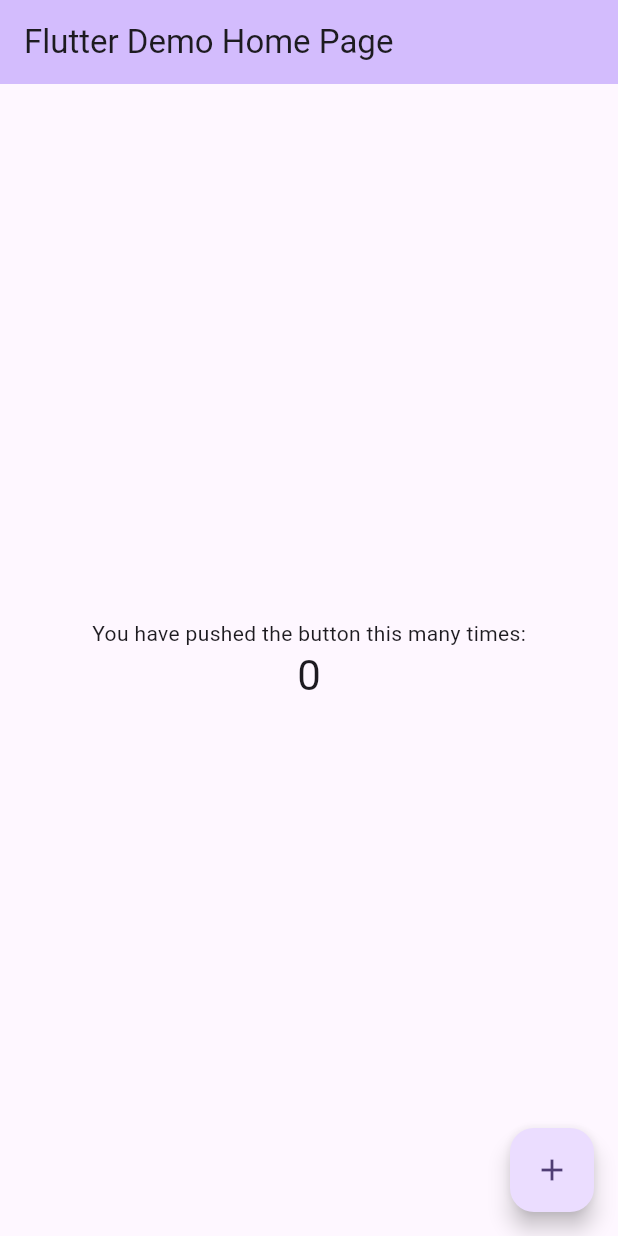
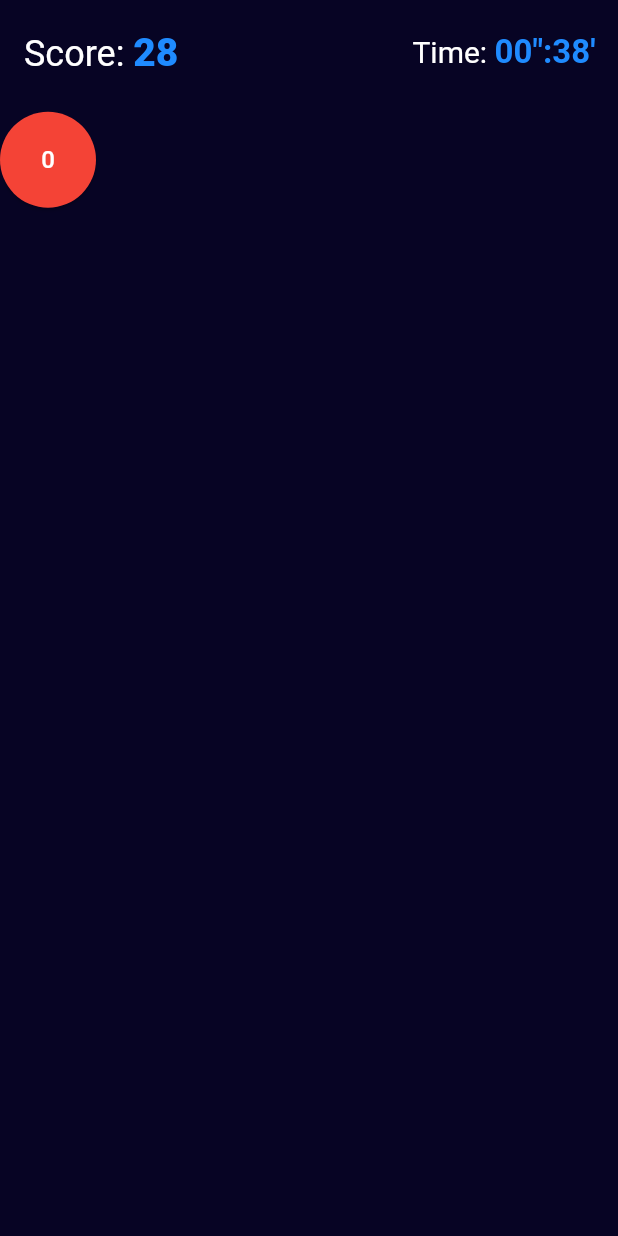
Before and after one commit to Girumberhanu23/number_tapper, a Flutter app: the screen it shows after launch, on a phone screen of 412 x 824 dp. Run offline on Flutter 3.47's test engine with Material 3 defaults, Android fonts, the phone set to English and light mode, and no system bars.

Commit message:
Ui/Ux Game Screen Design

```diff
--- /dev/null
+++ b/lib/core/constants.dart
@@ -0,0 +1,6 @@
+import 'package:flutter/material.dart';
+
+Color white = Color(0xFFFFFFFF);
+Color black = Color(0xFF000000);
+Color darkBlue = Color(0xFF070424);
+Color blue = Color.fromARGB(255, 31, 139, 255);
--- /dev/null
+++ b/lib/gameScreen.dart
@@ -0,0 +1,62 @@
+import 'package:flutter/material.dart';
+import 'package:number_tapper/core/constants.dart';
+
+class GameScreen extends StatefulWidget {
+  const GameScreen({super.key});
+
+  @override
+  State<GameScreen> createState() => _GameScreenState();
+}
+
+class _GameScreenState extends State<GameScreen> {
+  @override
+  Widget build(BuildContext context) {
+    return Scaffold(
+      appBar: AppBar(
+        title: RichText(
+            text: TextSpan(
+                style: TextStyle(color: white, fontSize: 24),
+                children: [
+              TextSpan(text: "Score: "),
+              TextSpan(
+                  text: "28",
+                  style: TextStyle(
+                      color: blue, fontSize: 26, fontWeight: FontWeight.w800))
+            ])),
+        actions: [
+          RichText(
+              text: TextSpan(
+                  style: TextStyle(color: white, fontSize: 20),
+                  children: [
+                TextSpan(text: "Time: "),
+                TextSpan(
+                    text: "00\":38'",
+                    style: TextStyle(
+                        color: blue, fontSize: 22, fontWeight: FontWeight.w600))
+              ])),
+          const SizedBox(
+            width: 15,
+          )
+        ],
+        toolbarHeight: 70,
+      ),
+      body: Stack(
+        children: [
+          Positioned(
+            child: ElevatedButton(
+              onPressed: () {},
+              child: Text(
+                "0",
+                style: TextStyle(color: white, fontSize: 16),
+              ),
+              style: ButtonStyle(
+                  padding: MaterialStateProperty.all(const EdgeInsets.all(25)),
+                  shape: MaterialStateProperty.all(CircleBorder()),
+                  backgroundColor: MaterialStateProperty.all(Colors.red)),
+            ),
+          )
+        ],
+      ),
+    );
+  }
+}
--- a/lib/main.dart
+++ b/lib/main.dart
@@ -1,4 +1,6 @@
 import 'package:flutter/material.dart';
+import 'package:number_tapper/core/constants.dart';
+import 'package:number_tapper/gameScreen.dart';
 
 void main() {
   runApp(const MyApp());
@@ -7,119 +9,17 @@ void main() {
 class MyApp extends StatelessWidget {
   const MyApp({super.key});
 
-  // This widget is the root of your application.
   @override
   Widget build(BuildContext context) {
     return MaterialApp(
-      title: 'Flutter Demo',
+      title: 'Number Tapper Game',
+      debugShowCheckedModeBanner: false,
       theme: ThemeData(
-        // This is the theme of your application.
-        //
-        // TRY THIS: Try running your application with "flutter run". You'll see
-        // the application has a purple toolbar. Then, without quitting the app,
-        // try changing the seedColor in the colorScheme below to Colors.green
-        // and then invoke "hot reload" (save your changes or press the "hot
-        // reload" button in a Flutter-supported IDE, or press "r" if you used
-        // the command line to start the app).
-        //
-        // Notice that the counter didn't reset back to zero; the application
-        // state is not lost during the reload. To reset the state, use hot
-        // restart instead.
-        //
-        // This works for code too, not just values: Most code changes can be
-        // tested with just a hot reload.
-        colorScheme: ColorScheme.fromSeed(seedColor: Colors.deepPurple),
+        scaffoldBackgroundColor: darkBlue,
+        appBarTheme: AppBarTheme(color: darkBlue),
         useMaterial3: true,
       ),
-      home: const MyHomePage(title: 'Flutter Demo Home Page'),
+      home: GameScreen(),
     );
   }
 }
-
-class MyHomePage extends StatefulWidget {
-  const MyHomePage({super.key, required this.title});
-
-  // This widget is the home page of your application. It is stateful, meaning
-  // that it has a State object (defined below) that contains fields that affect
-  // how it looks.
-
-  // This class is the configuration for the state. It holds the values (in this
-  // case the title) provided by the parent (in this case the App widget) and
-  // used by the build method of the State. Fields in a Widget subclass are
-  // always marked "final".
-
-  final String title;
-
-  @override
-  State<MyHomePage> createState() => _MyHomePageState();
-}
-
-class _MyHomePageState extends State<MyHomePage> {
-  int _counter = 0;
-
-  void _incrementCounter() {
-    setState(() {
-      // This call to setState tells the Flutter framework that something has
-      // changed in this State, which causes it to rerun the build method below
-      // so that the display can reflect the updated values. If we changed
-      // _counter without calling setState(), then the build method would not be
-      // called again, and so nothing would appear to happen.
-      _counter++;
-    });
-  }
-
-  @override
-  Widget build(BuildContext context) {
-    // This method is rerun every time setState is called, for instance as done
-    // by the _incrementCounter method above.
-    //
-    // The Flutter framework has been optimized to make rerunning build methods
-    // fast, so that you can just rebuild anything that needs updating rather
-    // than having to individually change instances of widgets.
-    return Scaffold(
-      appBar: AppBar(
-        // TRY THIS: Try changing the color here to a specific color (to
-        // Colors.amber, perhaps?) and trigger a hot reload to see the AppBar
-        // change color while the other colors stay the same.
-        backgroundColor: Theme.of(context).colorScheme.inversePrimary,
-        // Here we take the value from the MyHomePage object that was created by
-        // the App.build method, and use it to set our appbar title.
-        title: Text(widget.title),
-      ),
-      body: Center(
-        // Center is a layout widget. It takes a single child and positions it
-        // in the middle of the parent.
-        child: Column(
-          // Column is also a layout widget. It takes a list of children and
-          // arranges them vertically. By default, it sizes itself to fit its
-          // children horizontally, and tries to be as tall as its parent.
-          //
-          // Column has various properties to control how it sizes itself and
-          // how it positions its children. Here we use mainAxisAlignment to
-          // center the children vertically; the main axis here is the vertical
-          // axis because Columns are vertical (the cross axis would be
-          // horizontal).
-          //
-          // TRY THIS: Invoke "debug painting" (choose the "Toggle Debug Paint"
-          // action in the IDE, or press "p" in the console), to see the
-          // wireframe for each widget.
-          mainAxisAlignment: MainAxisAlignment.center,
-          children: <Widget>[
-            const Text(
-              'You have pushed the button this many times:',
-            ),
-            Text(
-              '$_counter',
-              style: Theme.of(context).textTheme.headlineMedium,
-            ),
-          ],
-        ),
-      ),
-      floatingActionButton: FloatingActionButton(
-        onPressed: _incrementCounter,
-        tooltip: 'Increment',
-        child: const Icon(Icons.add),
-      ), // This trailing comma makes auto-formatting nicer for build methods.
-    );
-  }
-}
```
